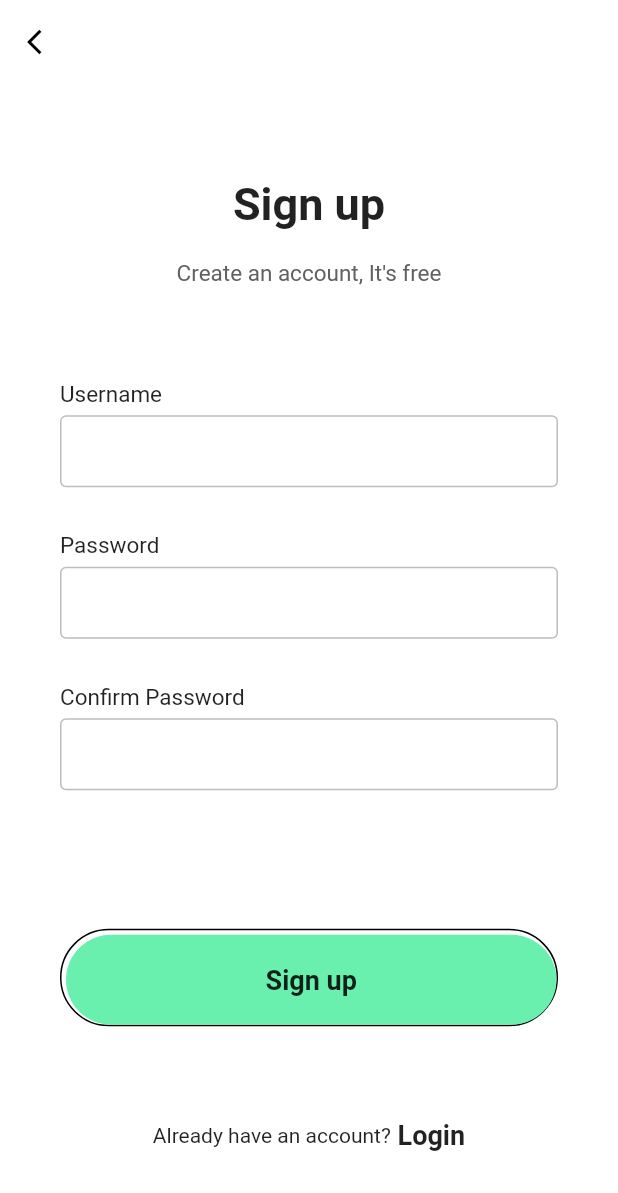
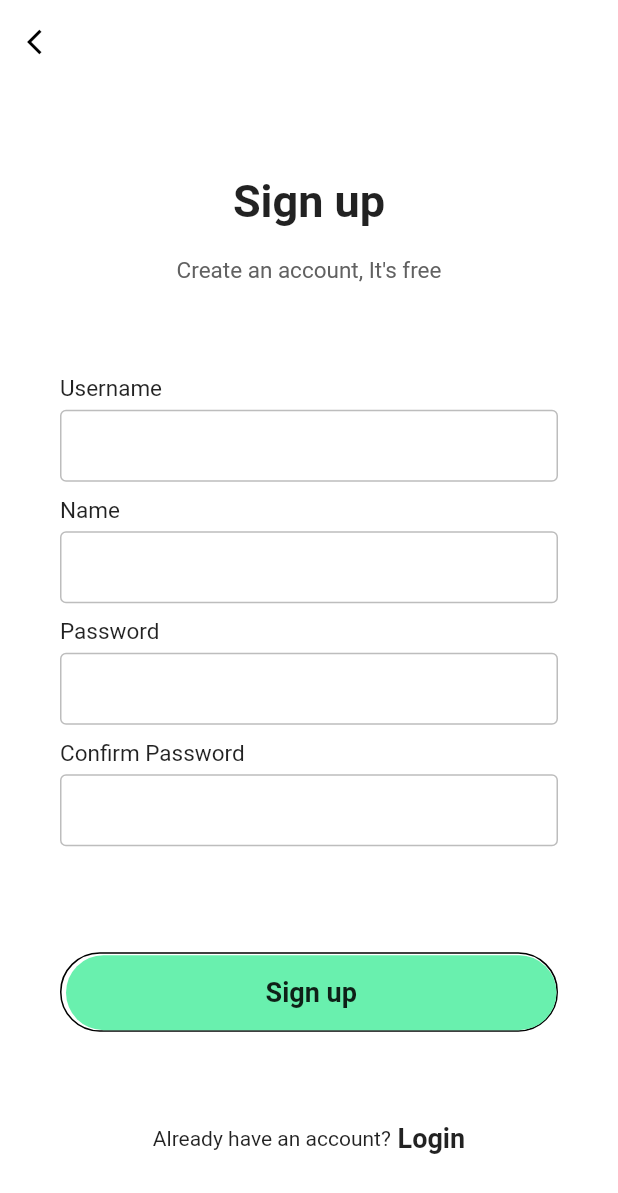
Before and after one commit to nirala96/Food-Ordering-App, a Flutter app: the SignupPage screen opened directly, after a tap on "Sign up", on a phone screen of 412 x 824 dp. Shown: the top 1193 px of the screen. Run offline on Flutter 3.47's test engine with Material 2 defaults, Android fonts, the phone set to English and light mode, and no system bars; our stand-ins replace fluttertoast, get_it, simple_animations, velocity_x; network calls fail.

Commit message:
implemented user sign up and login

```diff
--- a/lib/models/user_model.dart
+++ b/lib/models/user_model.dart
@@ -2,7 +2,7 @@ class User {
   final String user_id;
   final String user_name;
   final String user_pass;
-  final bool isAdmin;
+  final int isAdmin;
 
   User(this.user_id, this.user_name, this.user_pass, this.isAdmin);
   factory User.fromMap(Map<String, dynamic> json) {
--- a/lib/services/user_signup_services.dart
+++ b/lib/services/user_signup_services.dart
@@ -1,24 +1,28 @@
 import 'dart:convert';
 
+import 'package:food_ordering_app/models/user_api_model.dart';
 import 'package:food_ordering_app/models/user_model.dart';
 import 'package:http/http.dart' as http;
 
-Future<User> signupUser(String userName, String userPass) async {
-  Uri url = Uri.parse('http://192.168.43.27:8800/SignUpUser');
+Future<UserApi> signupUser(
+    String userId, String username, String userPass) async {
+  int isAdmin = 0;
+  Uri url = Uri.parse('http://192.168.43.27:8800/loginnewuser');
   final http.Response response = await http.post(
     url,
     headers: <String, String>{
       'Content-Type': 'application/json; charset=UTF-8',
     },
     body: jsonEncode(<String, String>{
-      'user_name': userName,
+      'user_id': userId,
+      'user_name': username,
       'user_pass': userPass,
-      'isAdmin': 'false'
+      'isAdmin': isAdmin.toString()
     }),
   );
-  if (response.statusCode == 201) {
-    return User.fromJson(json.decode(response.body));
-  } else {
-    throw Exception('Failed to load album');
+  if (response.statusCode == 200) {
+    Map<String, dynamic> jsonString = json.decode(response.body);
+
+    return UserApi.fromJson(jsonString);
   }
 }
--- a/lib/views/signup.dart
+++ b/lib/views/signup.dart
@@ -7,8 +7,9 @@ import 'dart:async';
 import 'dart:convert';
 
 class SignupPage extends StatelessWidget {
-  final TextEditingController cusername = new TextEditingController();
-  final TextEditingController cpassword = new TextEditingController();
+  TextEditingController cusername = new TextEditingController();
+  TextEditingController cname = new TextEditingController();
+  TextEditingController cpassword = new TextEditingController();
 
   // void addData() {
   //   var url =
@@ -77,13 +78,18 @@ class SignupPage extends StatelessWidget {
                     ),
                   ),
                   FadeAnimation(
-                    1.3,
+                    1.2,
                     makeInput(
-                      label: "Password",
-                      controller_val: cpassword,
-                      obscureText: true,
+                      label: "Name",
+                      controller_val: cname,
                     ),
                   ),
+                  FadeAnimation(
+                      1.3,
+                      makeInput(
+                          label: "Password",
+                          controller_val: cpassword,
+                          obscureText: true)),
                   FadeAnimation(
                     1.4,
                     makeInput(
@@ -96,7 +102,7 @@ class SignupPage extends StatelessWidget {
               FadeAnimation(
                   1.5,
                   Container(
-                    padding: EdgeInsets.only(top: 3, left: 3),
+                    padding: EdgeInsets.only(top: 1, left: 3),
                     decoration: BoxDecoration(
                         borderRadius: BorderRadius.circular(50),
                         border: Border(
@@ -107,10 +113,9 @@ class SignupPage extends StatelessWidget {
                         )),
                     child: MaterialButton(
                       minWidth: double.infinity,
-                      height: 60,
+                      height: 50,
                       onPressed: () {
-                        signupUser(cusername.text, cpassword.text);
-                        // TODO: route this to the main login signup page
+                        signupUser(cusername.text, cname.text, cpassword.text);
                       },
                       color: Colors.greenAccent,
                       elevation: 0,
@@ -132,7 +137,9 @@ class SignupPage extends StatelessWidget {
                       Text(
                         " Login",
                         style: TextStyle(
-                            fontWeight: FontWeight.w600, fontSize: 18),
+                          fontWeight: FontWeight.w600,
+                          fontSize: 18,
+                        ),
                       ),
                     ],
                   )),
@@ -159,7 +166,7 @@ class SignupPage extends StatelessWidget {
           controller: controller_val,
           obscureText: obscureText,
           decoration: InputDecoration(
-            contentPadding: EdgeInsets.symmetric(vertical: 0, horizontal: 10),
+            contentPadding: EdgeInsets.symmetric(vertical: 0, horizontal: 2),
             enabledBorder: OutlineInputBorder(
                 borderSide: BorderSide(color: Colors.grey[400])),
             border: OutlineInputBorder(
@@ -167,7 +174,7 @@ class SignupPage extends StatelessWidget {
           ),
         ),
         SizedBox(
-          height: 30,
+          height: 10,
         ),
       ],
     );
--- a/pubspec.yaml
+++ b/pubspec.yaml
@@ -35,6 +35,7 @@ dependencies:
   mysql1: ^0.19.0
   velocity_x: ^2.6.1
   get_it: ^6.1.1
+  fluttertoast: ^8.0.4
 
 dev_dependencies:
   flutter_test:
```
Also changed, not shown: lib/models/user_api_model.dart (added, +18 -0 lines), lib/services/user_login_services.dart (+35 -9 lines), lib/views/login.dart (+41 -5 lines), lib/views/widgets/errorDialog.dart (added, +27 -0 lines), pubspec.lock, 1 other file.
